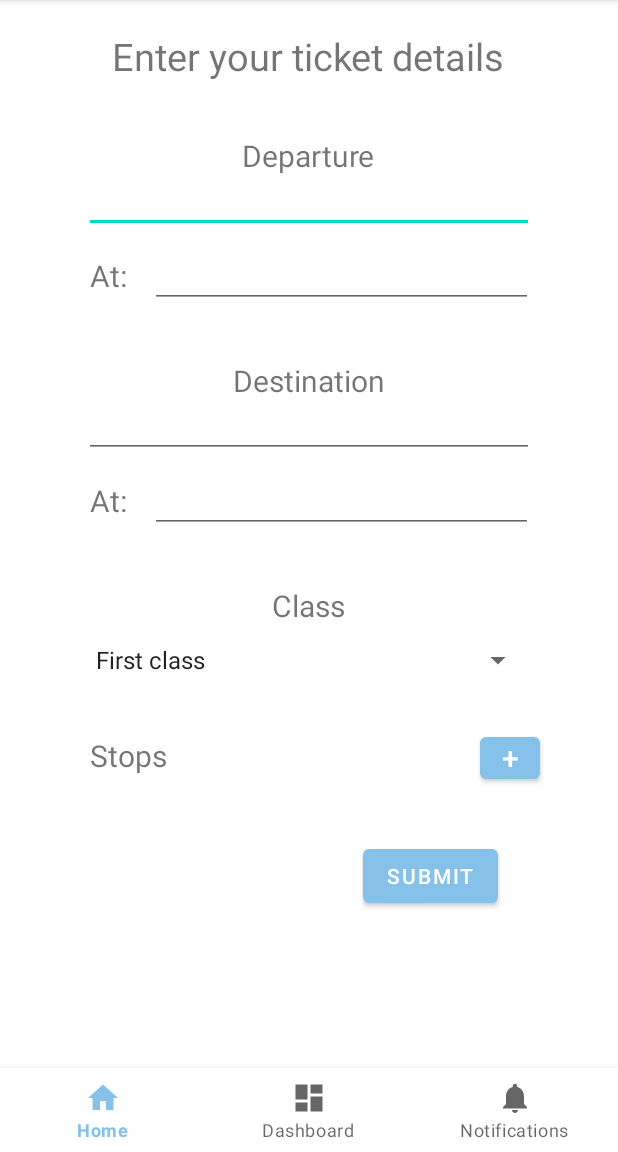
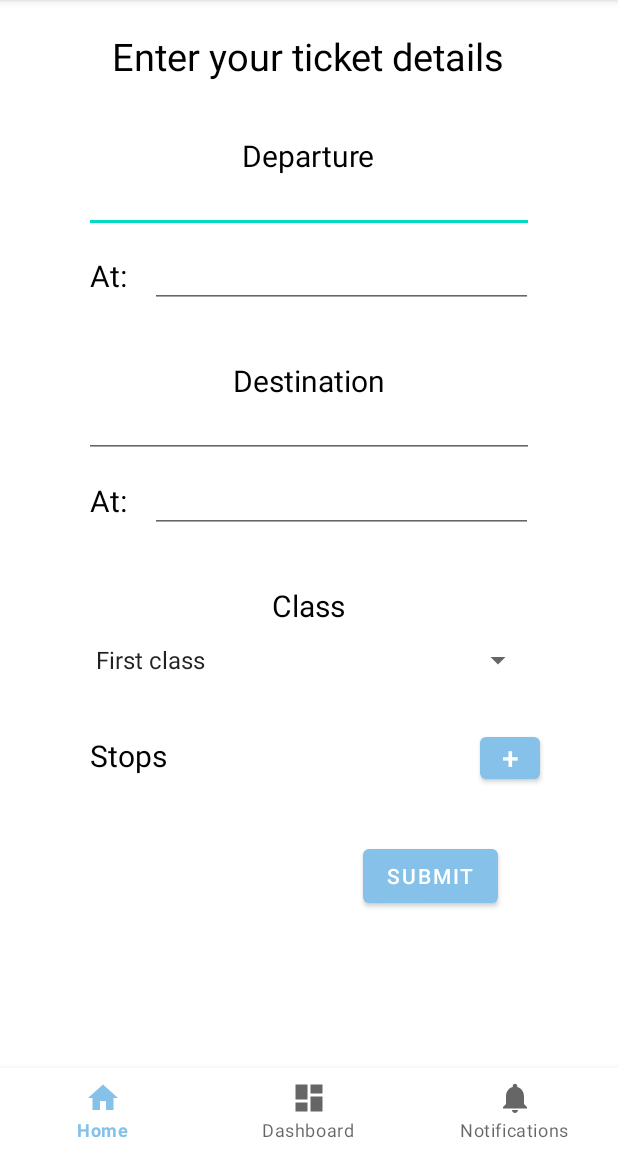
Before and after one commit to pjy990625/COMP3717_Project, an Android app: the EnterTicketFragment screen opened directly, with no data from a screen before it, on a phone screen of 412 x 824 dp, the part 84-1236 px from its top. Run offline under Robolectric (Android 15) with nearby library versions, the phone set to English and light mode, and no system bars.

Commit message:
Added compatibility with dark mode

```diff
--- a/app/src/main/java/org/techtown/comp3717_project/SearchActivity.java
+++ b/app/src/main/java/org/techtown/comp3717_project/SearchActivity.java
@@ -3,6 +3,7 @@ package org.techtown.comp3717_project;
 import androidx.appcompat.app.AppCompatActivity;
 
 import android.content.Intent;
+import android.graphics.Color;
 import android.os.Bundle;
 import android.os.StrictMode;
 import android.text.Editable;
@@ -34,6 +35,7 @@ public class SearchActivity extends AppCompatActivity {
                 .build();
 
         EditText input = findViewById(R.id.editTextAirportName);
+        input.setTextColor(com.google.android.material.R.attr.colorOnSecondary);
         input.addTextChangedListener(new TextWatcher() {
             @Override
             public void beforeTextChanged(CharSequence s, int start, int count, int after) {}
@@ -48,6 +50,7 @@ public class SearchActivity extends AppCompatActivity {
                         StrictMode.ThreadPolicy policy = new StrictMode.ThreadPolicy.Builder().permitAll().build();
                         StrictMode.setThreadPolicy(policy);
                         TextView keyword = findViewById(R.id.editTextAirportName);
+                        keyword.setTextColor(com.google.android.material.R.attr.colorOnSecondary);
                         getAirports(keyword.getText().toString());
                     } catch (ResponseException e) {
                         Log.d("Amadeus", e.toString());
--- a/app/src/main/res/layout/activity_history.xml
+++ b/app/src/main/res/layout/activity_history.xml
@@ -10,6 +10,7 @@
         android:layout_height="wrap_content"
         android:text="@string/your_history"
         android:textSize="24sp"
+        android:textColor="?attr/colorOnSecondary"
         app:layout_constraintBottom_toTopOf="@+id/nav_view"
         app:layout_constraintEnd_toEndOf="parent"
         app:layout_constraintStart_toStartOf="parent"
@@ -32,7 +33,7 @@
         android:id="@+id/view"
         android:layout_width="300dp"
         android:layout_height="500dp"
-        android:background="@color/blue_200"
+        android:background="?attr/colorPrimary"
         app:layout_constraintBottom_toTopOf="@+id/nav_view"
         app:layout_constraintEnd_toEndOf="parent"
         app:layout_constraintHorizontal_bias="0.495"
--- a/app/src/main/res/layout/activity_search.xml
+++ b/app/src/main/res/layout/activity_search.xml
@@ -15,7 +15,8 @@
         android:layout_marginBottom="50dp"
         android:textAlignment="center"
         android:textSize="24sp"
-        android:text="@string/select" />
+        android:text="@string/select"
+        android:textColor="?attr/colorOnSecondary"/>
 
     <EditText
         android:id="@+id/editTextAirportName"
@@ -25,6 +26,8 @@
         android:ems="10"
         android:hint="@string/hint"
         android:inputType="textPersonName"
+        android:textColorHint="?attr/colorOnSecondary"
+        android:textColor="?attr/colorOnSecondary"
         android:autofillHints="" />
 
     <ListView
--- a/app/src/main/res/layout/card_layout.xml
+++ b/app/src/main/res/layout/card_layout.xml
@@ -18,7 +18,7 @@
         <androidx.constraintlayout.widget.ConstraintLayout
             android:layout_width="match_parent"
             android:layout_height="match_parent"
-            android:background="@color/blue_500">
+            android:background="?attr/colorPrimary">
 
             <ImageView
                 android:id="@+id/imageViewIcon"
@@ -28,6 +28,7 @@
                 app:layout_constraintEnd_toEndOf="parent"
                 app:layout_constraintStart_toStartOf="parent"
                 app:layout_constraintTop_toTopOf="parent"
+                android:drawableTint="?attr/colorOnPrimary"
                 app:srcCompat="@mipmap/ic_launcher" />
 
             <TextView
@@ -36,6 +37,7 @@
                 android:layout_height="wrap_content"
                 android:layout_gravity="bottom"
                 android:text="@string/placeholderName"
+                android:textColor="?attr/colorOnPrimary"
                 app:layout_constraintBottom_toBottomOf="parent"
                 app:layout_constraintEnd_toEndOf="parent"
                 app:layout_constraintStart_toStartOf="parent"
--- a/app/src/main/res/layout/fragment_enter_ticket.xml
+++ b/app/src/main/res/layout/fragment_enter_ticket.xml
@@ -11,6 +11,7 @@
         android:layout_height="wrap_content"
         android:text="@string/enter_details_title"
         android:textSize="25sp"
+        android:textColor="?attr/colorOnSecondary"
         android:layout_marginTop="20dp"
         android:layout_gravity="center_horizontal" />
 
@@ -20,6 +21,7 @@
         android:layout_height="wrap_content"
         android:text="@string/departure"
         android:textSize="20sp"
+        android:textColor="?attr/colorOnSecondary"
         android:layout_marginTop="90dp"
         android:layout_gravity="center_horizontal" />
 
@@ -30,6 +32,7 @@
         android:ems="10"
         android:inputType="textPersonName"
         android:text=""
+        android:textColor="?attr/colorOnSecondary"
         android:layout_marginTop="110dp"
         android:layout_gravity="center_horizontal" />
 
@@ -38,6 +41,7 @@
         android:layout_width="wrap_content"
         android:layout_height="wrap_content"
         android:text="@string/at"
+        android:textColor="?attr/colorOnSecondary"
         android:textSize="20sp"
         android:layout_marginTop="170dp"
         android:layout_marginLeft="60dp"/>
@@ -49,6 +53,7 @@
         android:ems="10"
         android:inputType="textPersonName"
         android:text=""
+        android:textColor="?attr/colorOnSecondary"
         android:layout_marginTop="160dp"
         android:layout_marginLeft="100dp"/>
 
@@ -58,6 +63,7 @@
         android:layout_height="wrap_content"
         android:text="@string/destination"
         android:textSize="20sp"
+        android:textColor="?attr/colorOnSecondary"
         android:layout_marginTop="240dp"
         android:layout_gravity="center_horizontal" />
 
@@ -68,6 +74,7 @@
         android:ems="10"
         android:inputType="textPersonName"
         android:text=""
+        android:textColor="?attr/colorOnSecondary"
         android:layout_marginTop="260dp"
         android:layout_gravity="center_horizontal" />
 
@@ -77,6 +84,7 @@
         android:layout_height="wrap_content"
         android:text="@string/at"
         android:textSize="20sp"
+        android:textColor="?attr/colorOnSecondary"
         android:layout_marginTop="320dp"
         android:layout_marginLeft="60dp"/>
 
@@ -87,6 +95,7 @@
         android:ems="10"
         android:inputType="textPersonName"
         android:text=""
+        android:textColor="?attr/colorOnSecondary"
         android:layout_marginTop="310dp"
         android:layout_marginLeft="100dp"/>
 
@@ -96,6 +105,7 @@
         android:layout_height="wrap_content"
         android:text="@string/class_label"
         android:textSize="20sp"
+        android:textColor="?attr/colorOnSecondary"
         android:layout_marginTop="390dp"
         android:layout_gravity="center_horizontal" />
 
@@ -113,6 +123,7 @@
         android:layout_height="wrap_content"
         android:text="@string/stops"
         android:textSize="20sp"
+        android:textColor="?attr/colorOnSecondary"
         android:layout_marginTop="490dp"
         android:layout_marginLeft="60dp"/>
 
@@ -122,6 +133,7 @@
         android:padding="0dp"
         android:text="+"
         android:textSize="20dp"
+        android:textColor="?attr/colorOnPrimary"
         android:layout_marginTop="485dp"
         android:layout_marginLeft="320dp"/>
 
@@ -132,6 +144,7 @@
         android:layout_gravity="end"
         android:layout_marginTop="560dp"
         android:layout_marginEnd="80dp"
-        android:text="@string/submit"/>
+        android:text="@string/submit"
+        android:textColor="?attr/colorOnPrimary"/>
 
 </FrameLayout>
--- a/app/src/main/res/layout/fragment_home.xml
+++ b/app/src/main/res/layout/fragment_home.xml
@@ -22,6 +22,7 @@
             android:text="@string/welcome"
             android:textAlignment="center"
             android:textSize="20sp"
+            android:textColor="?attr/colorOnSecondary"
             app:layout_constraintBottom_toBottomOf="parent"
             app:layout_constraintEnd_toEndOf="parent"
             app:layout_constraintStart_toStartOf="parent"
@@ -44,6 +45,7 @@
             android:paddingTop="25dp"
             android:paddingBottom="5dp"
             android:drawableTop="@drawable/ic_baseline_attach_money_24"
+            android:drawableTint="?attr/colorOnPrimary"
             android:text="@string/compare"
             app:cornerRadius="10dp" />
 
@@ -57,6 +59,7 @@
             android:paddingTop="25dp"
             android:paddingBottom="5dp"
             android:drawableTop="@drawable/ic_baseline_local_airport_24"
+            android:drawableTint="?attr/colorOnPrimary"
             android:text="@string/service"
             app:cornerRadius="10dp" />
 
@@ -77,6 +80,7 @@
             android:paddingTop="25dp"
             android:paddingBottom="5dp"
             android:drawableTop="@drawable/ic_baseline_history_24"
+            android:drawableTint="?attr/colorOnPrimary"
             android:text="@string/history"
             app:cornerRadius="10dp" />
 
@@ -90,6 +94,7 @@
             android:paddingTop="25dp"
             android:paddingBottom="5dp"
             android:drawableTop="@drawable/ic_baseline_settings_24"
+            android:drawableTint="?attr/colorOnPrimary"
             android:text="@string/option"
             app:cornerRadius="10dp" />
 
--- a/app/src/main/res/layout/fragment_search.xml
+++ b/app/src/main/res/layout/fragment_search.xml
@@ -13,7 +13,8 @@
         android:layout_marginBottom="50dp"
         android:textAlignment="center"
         android:textSize="30sp"
-        android:text="@string/select" />
+        android:text="@string/select"
+        android:textColor="?attr/colorOnSecondary"/>
 
     <EditText
         android:id="@+id/editTextAirportName"
--- a/app/src/main/res/layout/fragment_view_ticket.xml
+++ b/app/src/main/res/layout/fragment_view_ticket.xml
@@ -12,6 +12,7 @@
             android:layout_height="wrap_content"
             android:layout_marginTop="30dp"
             android:textSize="24sp"
+            android:textColor="?attr/colorOnSecondary"
             android:text="@string/ticket_info" />
 
         <View
@@ -24,6 +25,7 @@
             android:layout_width="wrap_content"
             android:layout_height="wrap_content"
             android:textSize="18sp"
+            android:textColor="?attr/colorOnSecondary"
             android:text="@string/ticket_price" />
 
         <TextView
@@ -32,24 +34,28 @@
             android:layout_height="wrap_content"
             android:layout_marginTop="50dp"
             android:textSize="18sp"
+            android:textColor="?attr/colorOnSecondary"
             android:text="@string/other_tickets" />
 
         <Button
             android:id="@+id/button"
             android:layout_width="300dp"
             android:layout_height="100dp"
+            android:textColor="?attr/colorOnPrimary"
             android:text="@string/a" />
 
         <Button
             android:id="@+id/button2"
             android:layout_width="300dp"
             android:layout_height="100dp"
+            android:textColor="?attr/colorOnPrimary"
             android:text="@string/b" />
 
         <Button
             android:id="@+id/button3"
             android:layout_width="300dp"
             android:layout_height="100dp"
+            android:textColor="?attr/colorOnPrimary"
             android:text="@string/c" />
 
 </LinearLayout>
--- a/app/src/main/res/values-night/themes.xml
+++ b/app/src/main/res/values-night/themes.xml
@@ -8,7 +8,7 @@
         <!-- Secondary brand color. -->
         <item name="colorSecondary">@color/teal_200</item>
         <item name="colorSecondaryVariant">@color/teal_200</item>
-        <item name="colorOnSecondary">@color/black</item>
+        <item name="colorOnSecondary">@color/white</item>
         <!-- Status bar color. -->
         <item name="android:statusBarColor" tools:targetApi="l">?attr/colorPrimaryVariant</item>
         <!-- Customize your theme here. -->
```
Also changed, not shown: app/src/main/res/layout/activity_info.xml (+7 -14 lines).
